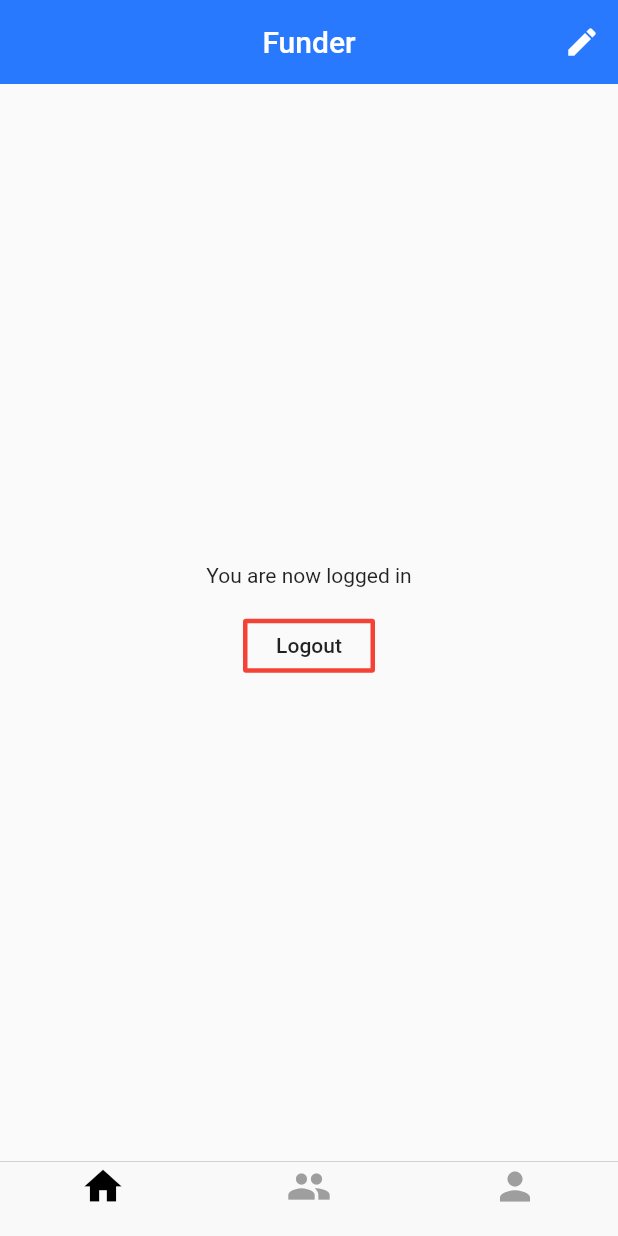
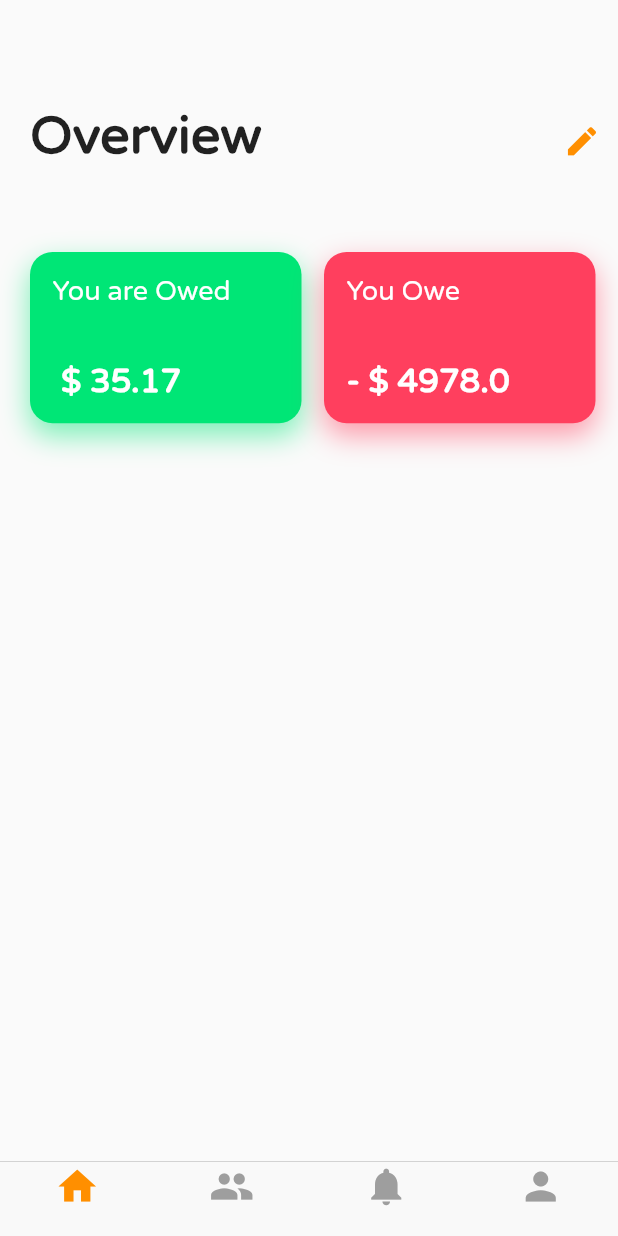
Before and after one commit to namrapatel/funder, a Flutter app: the screen it shows after launch, on a phone screen of 412 x 824 dp. Run offline on Flutter 3.47's test engine with Material 2 defaults, Android fonts, the phone set to English and light mode, and no system bars; our stand-ins replace cloud_firestore, firebase_auth; accounts and stored records are empty; Roboto replaces fonts that are missing (Proxima Nova); project files that could hold a hidden picture were left out.

Commit message:
colorCards + bottomTabBar + homeNavBar
Completed creation of colorCards, bottomTabBar, and homeTabBar for the HOMEPAGE.

```diff
--- a/lib/homepage.dart
+++ b/lib/homepage.dart
@@ -1,43 +1,145 @@
 import 'package:flutter/material.dart';
-
+import 'utils/screen_size.dart';
+import 'ui/tab_1_view.dart';
+import 'ui/tab_2_view.dart';
 import 'package:firebase_auth/firebase_auth.dart';
 
+class HomePage extends StatefulWidget {
+  HomePage({Key key, this.title}) : super(key: key);
 
-class HomePage extends StatefulWidget {
+  final String title;
+
   @override
-  _HomePageState createState() => _HomePageState();
+  _HomePageState createState() => new _HomePageState();
 }
 
 class _HomePageState extends State<HomePage> {
   @override
   Widget build(BuildContext context) {
     return Scaffold(
-        body: Center(
-          child: Container(
-            child: new Column(
-              mainAxisAlignment: MainAxisAlignment.center,
+      body: ListView(
+        physics: BouncingScrollPhysics(),
+        padding: EdgeInsets.only(
+          left: 20,
+          top: 70,
+        ),
         children: <Widget>[
-                new Text('You are now logged in'),
-                SizedBox(
-                  height: 15.0,
+          Row(
+            mainAxisAlignment: MainAxisAlignment.spaceBetween,
+            crossAxisAlignment: CrossAxisAlignment.start,
+            children: <Widget>[
+              Text(
+                "Overview",
+                style: TextStyle(
+                  fontSize: 35,
+                  fontWeight: FontWeight.bold,
                 ),
-                new OutlineButton(
-                  borderSide: BorderSide(
-                      color: Colors.red, style: BorderStyle.solid, width: 3.0),
-                  child: Text('Logout'),
+              ),
+              IconButton(
+                iconSize: 25.0,
+                color: Colors.amber[800],
+                icon: Icon(Icons.create),
                 onPressed: () {
-                    FirebaseAuth.instance.signOut().then((value) {
-                      Navigator
-                          .of(context)
-                          .pushReplacementNamed('/landingpage');
-                    }).catchError((e) {
-                      print(e);
-                    });
+                  _settingModalBottomSheet(context);
                 },
               ),
             ],
           ),
+          Row(
+            // mainAxisAlignment: MainAxisAlignment.center,
+            // // crossAxisAlignment: CrossAxisAlignment.center,
+            children: <Widget>[
+              _buildColorCard(
+                  context, "You are Owed", 35.17, 1, Color(0xFF00E676)),
+              _buildColorCard(context, "You Owe", 4978, -1, Color(0xFFff3f5e))
+            ],
           ),
-        ));
+        ],
+      ),
+    );
   }
+
+  @override
+  bool get wantKeepAlive => true;
 }
+
+// Function for bottom sheet.
+void _settingModalBottomSheet(context) {
+  showModalBottomSheet(
+      context: context,
+      builder: (BuildContext bc) {
+        return Container(
+          child: new Wrap(
+            children: <Widget>[
+              new ListTile(
+                  contentPadding:
+                      EdgeInsetsDirectional.fromSTEB(20.0, 20.0, 0.0, 10.0),
+                  leading: new Icon(Icons.call_split),
+                  title: new Text('Split a Payment'),
+                  subtitle: new Text(
+                      'Request to split a payment between a group of people.'),
+                  onTap: () => {}),
+              new Divider(
+                height: 1.0,
+                color: Colors.grey,
+              ),
+              new ListTile(
+                  contentPadding:
+                      EdgeInsetsDirectional.fromSTEB(20.0, 10.0, 0.0, 20.0),
+                  leading: new Icon(Icons.send),
+                  title: new Text('Send to Contact'),
+                  subtitle: new Text(
+                      'Send money to individuals on your friends list.'),
+                  onTap: () => {}),
+            ],
+          ),
+        );
+      });
+}
+
+Widget _buildTabBarController(BuildContext context) {}
+
+Widget _buildColorCard(
+    BuildContext context, String text, double amount, int type, Color color) {
+  final _media = MediaQuery.of(context).size;
+  return Column(children: <Widget>[
+    Container(
+      margin: EdgeInsets.only(top: 50, right: 15),
+      padding: EdgeInsets.all(15),
+      height: screenAwareSize(90, context),
+      width: _media.width / 2 - 25,
+      decoration: BoxDecoration(
+          color: color,
+          borderRadius: BorderRadius.circular(15),
+          boxShadow: [
+            BoxShadow(
+                color: color.withOpacity(0.5),
+                blurRadius: 16,
+                spreadRadius: 0.2,
+                offset: Offset(0, 8)),
+          ]),
+      child: Column(
+        mainAxisAlignment: MainAxisAlignment.spaceBetween,
+        crossAxisAlignment: CrossAxisAlignment.start,
+        children: <Widget>[
+          Text(
+            text,
+            style: TextStyle(
+              fontSize: 18,
+              color: Colors.white,
+              fontWeight: FontWeight.w500,
+            ),
+          ),
+          Text(
+            "${type > 0 ? "" : "-"} \$ ${amount.toString()}",
+            style: TextStyle(
+              fontSize: 22,
+              color: Colors.white,
+              fontWeight: FontWeight.bold,
+            ),
+          )
+        ],
+      ),
+    )
+  ]);
+}
--- a/lib/main.dart
+++ b/lib/main.dart
@@ -4,6 +4,7 @@ import 'package:flutter/cupertino.dart';
 import 'homepage.dart';
 import 'profilepage.dart';
 import 'groupspage.dart';
+import 'notificationspage.dart';
 
 void main() => runApp(new MyApp());
 
@@ -11,22 +12,27 @@ class MyApp extends StatelessWidget {
   @override
   Widget build(BuildContext context) {
     return MaterialApp(
+      debugShowCheckedModeBanner: false,
       theme: ThemeData(
         // Define the default Brightness and Colors
         backgroundColor: Colors.orange[400],
-        primaryColor: Colors.blueAccent[400],
+        primaryColor: Colors.orange,
         accentColor: Colors.greenAccent[400],
-
         // Define the default Font Family
-        fontFamily: 'Proxima Nova',
-
+        fontFamily: 'Varela',
         // Define the default TextTheme. Use this to specify the default
         // text styling for headlines, titles, bodies of text, and more.
-        textTheme: TextTheme(
-          headline: TextStyle(fontSize: 72.0, fontWeight: FontWeight.bold),
-          title: TextStyle(fontSize: 36.0, fontStyle: FontStyle.italic),
-          body1: TextStyle(fontSize: 14.0, fontFamily: 'Proxima Nova'),
-        ),
+        // textTheme: TextTheme(
+        //   headline: TextStyle(
+        //       fontSize: 72.0,
+        //       fontWeight: FontWeight.bold,
+        //       fontFamily: 'Varela'),
+        //   title: TextStyle(
+        //       fontSize: 36.0,
+        //       fontStyle: FontStyle.italic,
+        //       fontFamily: 'Varela'),
+        //   body1: TextStyle(fontSize: 14.0, fontFamily: 'Varela'),
+        // ),
       ),
       title: "Funder",
       home: MyHomePage(),
@@ -46,20 +52,20 @@ class _MyHomePageState extends State<MyHomePage>
   @override
   Widget build(BuildContext context) {
     return Scaffold(
-      appBar: new AppBar(
-        actions: <Widget>[
-          IconButton(
-            icon: Icon(Icons.create),
-            onPressed: () {
-              _settingModalBottomSheet(context);
-            },
-          ),
-        ],
-        centerTitle: true,
-        title: new Text('Funder', style: TextStyle(color: Colors.white)),
-        elevation: 0.0,
-        backgroundColor: Colors.blueAccent[400],
-      ),
+      // appBar: new AppBar(
+      //   actions: <Widget>[
+      //     IconButton(
+      //       icon: Icon(Icons.create),
+      //       onPressed: () {
+      //         _settingModalBottomSheet(context);
+      //       },
+      //     ),
+      //   ],
+      //   centerTitle: true,
+      //   title: new Text('Funder', style: TextStyle(color: Colors.white)),
+      //   elevation: 0.0,
+      //   backgroundColor: Colors.blueAccent[400],
+      // ),
       // floatingActionButton: FloatingActionButton(
       //   elevation: 0.0,
       //   onPressed: () {
@@ -77,6 +83,7 @@ class _MyHomePageState extends State<MyHomePage>
             child: HomePage(),
           ),
           Container(color: Colors.white, child: GroupsPage()),
+          Container(color: Colors.white, child: NotificationsPage()),
           Container(
             color: Colors.white,
             child: ProfilePage(),
@@ -91,17 +98,22 @@ class _MyHomePageState extends State<MyHomePage>
         items: <BottomNavigationBarItem>[
           BottomNavigationBarItem(
               icon: Icon(Icons.home,
-                  color: (_page == 0) ? Colors.black : Colors.grey),
+                  color: (_page == 0) ? Colors.amber[800] : Colors.grey),
               title: Container(height: 0.0),
               backgroundColor: Colors.white),
           BottomNavigationBarItem(
               icon: Icon(Icons.group,
-                  color: (_page == 1) ? Colors.black : Colors.grey),
+                  color: (_page == 1) ? Colors.amber[800] : Colors.grey),
+              title: Container(height: 0.0),
+              backgroundColor: Colors.white),
+          BottomNavigationBarItem(
+              icon: Icon(Icons.notifications,
+                  color: (_page == 2) ? Colors.amber[800] : Colors.grey),
               title: Container(height: 0.0),
               backgroundColor: Colors.white),
           BottomNavigationBarItem(
               icon: Icon(Icons.person,
-                  color: (_page == 2) ? Colors.black : Colors.grey),
+                  color: (_page == 3) ? Colors.amber[800] : Colors.grey),
               title: Container(height: 0.0),
               backgroundColor: Colors.white),
         ],
```
Also changed, not shown: lib/notificationspage.dart (added, +15 -0 lines), lib/ui/tab_1_view.dart (added, +29 -0 lines), lib/ui/tab_2_view.dart (added, +67 -0 lines), lib/utils/screen_size.dart (added, +7 -0 lines), pubspec.yaml (+14 -9 lines), assets/fonts/VarelaRound-Regular.ttf (added), pubspec.lock. Lines whose indentation alone changed are shown as unchanged.
